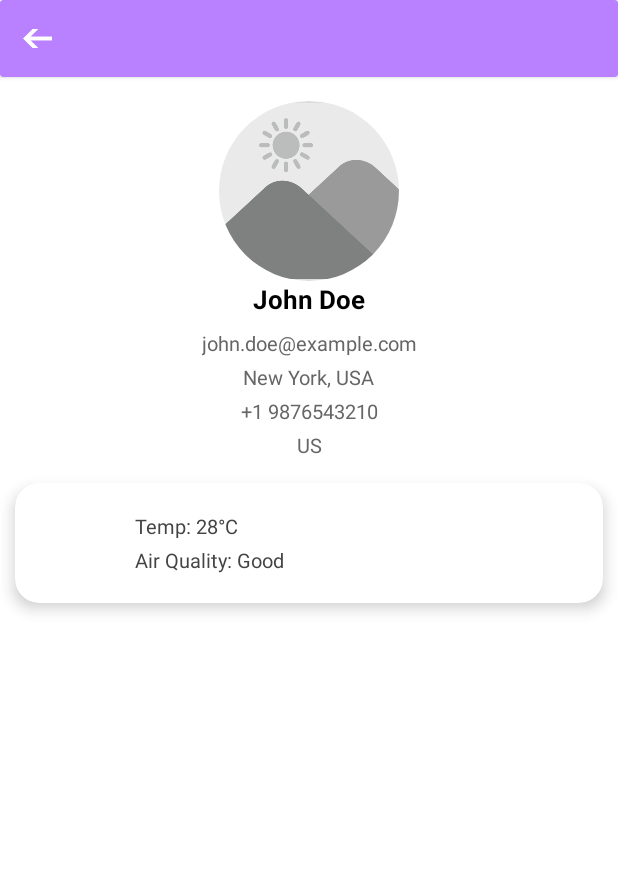
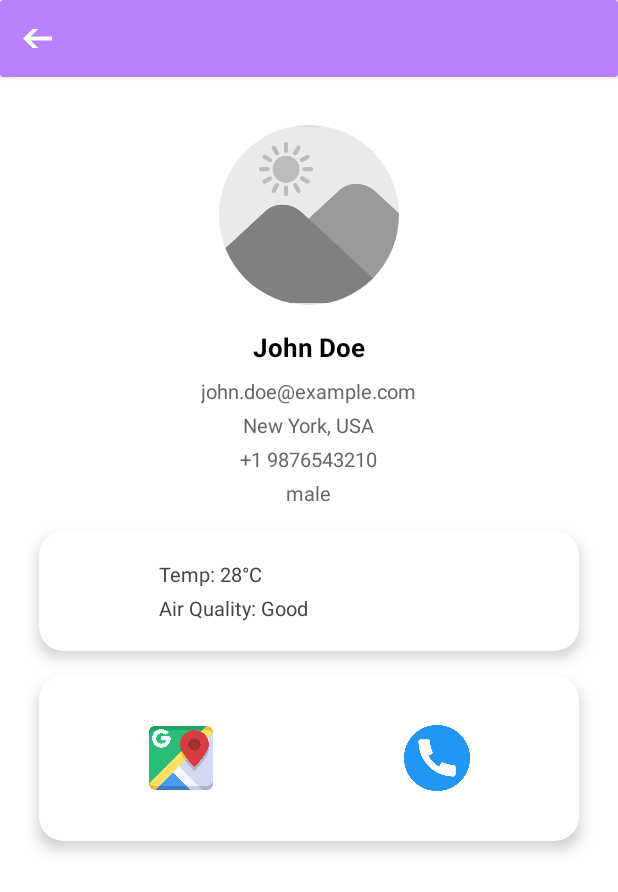
Before and after one commit to Alenjeffreyy/PeopleFinder, an Android app: the UserProfileActivity screen opened directly, with no data from a screen before it, on a phone screen of 412 x 824 dp. Shown: the top 892 px of the screen. Run offline under Robolectric (Android 15) with nearby library versions, the phone set to English and light mode, and no system bars; pictures from the network do not load.

Commit message:
extra featues commit

```diff
--- a/app/src/main/java/com/android/peoplefinder/activity/MainActivity.kt
+++ b/app/src/main/java/com/android/peoplefinder/activity/MainActivity.kt
@@ -256,6 +256,7 @@ class MainActivity : BaseActivity() {
                 )
             }
             .setNegativeButton("Cancel") { dialog, _ ->
+                showSettingsRedirectDialog()
                 dialog.dismiss()
             }
             .create()
@@ -284,9 +285,7 @@ class MainActivity : BaseActivity() {
                 dialog.dismiss()
                 openAppSettings()
             }
-            .setNegativeButton("Cancel") { dialog, _ ->
-                dialog.dismiss()
-            }
+            .setCancelable(false)
             .show()
     }
     private fun openAppSettings() {
@@ -301,4 +300,6 @@ class MainActivity : BaseActivity() {
     companion object {
         private const val REQUEST_LOCATION_PERMISSION = 1
     }
+
+
 }
--- a/app/src/main/java/com/android/peoplefinder/activity/UserProfileActivity.kt
+++ b/app/src/main/java/com/android/peoplefinder/activity/UserProfileActivity.kt
@@ -1,5 +1,8 @@
 package com.android.peoplefinder.activity
 
+import android.annotation.SuppressLint
+import android.content.Intent
+import android.net.Uri
 import android.os.Bundle
 import android.util.Log
 import android.view.View
@@ -49,7 +52,13 @@ class UserProfileActivity : BaseActivity() {
         }
 
     }
+    @SuppressLint("QueryPermissionsNeeded")
     private fun updateUI(user: User){
+        val latitude = user.latitude.toDouble()
+        val longitude =  user.longitude.toDouble()
+        val phone = user.cell
+        val location = user.location
+
         binding.apply {
             Glide.with(this@UserProfileActivity)
                 .load(user.pictureLarge)
@@ -57,10 +66,20 @@ class UserProfileActivity : BaseActivity() {
 
             tvName.text = "${user.firstName} ${user.lastName}"
             tvEmail.text = user.email
-            tvLocation.text = user.location
-            tvPhone.text = user.phone
-            tvNationality.text = user.nationality
-            fetchWeatherAndAirQuality(user.latitude.toDouble(), user.longitude.toDouble())
+            tvUserLocation.text = user.location
+            tvPhone.text = phone
+            tvGender.text = user.gender
+            fetchWeatherAndAirQuality(latitude,longitude)
+
+            ivMap.setSafeOnClickListener {
+                val uri = Uri.parse("https://www.google.com/maps/search/?api=1&query=$latitude,$longitude")
+                val intent = Intent(Intent.ACTION_VIEW, uri)
+                startActivity(intent)
+            }
+            ivCall.setSafeOnClickListener {
+                val callIntent = Intent(Intent.ACTION_DIAL, Uri.parse("tel:$phone"))
+                startActivity(callIntent)
+            }
         }
 
     }
@@ -84,14 +103,10 @@ class UserProfileActivity : BaseActivity() {
                     val json = response.body()
                     val description = json?.getAsJsonArray("weather")?.get(0)?.asJsonObject?.get("description")?.asString
                     val temp = json?.getAsJsonObject("main")?.get("temp")?.asDouble
-                    val cityName = json?.get("name")?.asString
                     val iconCode = json?.getAsJsonArray("weather")?.get(0)?.asJsonObject?.get("icon")?.asString
 
                     binding.tvTemperature.text = "Temp: ${temp?.toInt()}°C"
-                    binding.tvLocation.text = cityName
-
                     binding.tvAirQuality.text = description?.replaceFirstChar { it.uppercase() }
-
 
                     val iconUrl = "https://openweathermap.org/img/wn/${iconCode}@2x.png"
                     Glide.with(this@UserProfileActivity)
--- a/app/src/main/res/layout/activity_user_profile.xml
+++ b/app/src/main/res/layout/activity_user_profile.xml
@@ -4,10 +4,9 @@
     xmlns:app="http://schemas.android.com/apk/res-auto"
     xmlns:tools="http://schemas.android.com/tools"
     android:id="@+id/main"
-    android:fitsSystemWindows="true"
     android:layout_width="match_parent"
     android:layout_height="match_parent"
-
+    android:fitsSystemWindows="true"
     tools:context=".activity.UserProfileActivity">
 
     <include
@@ -17,6 +16,22 @@
         app:layout_constraintStart_toStartOf="parent"
         app:layout_constraintEnd_toEndOf="parent" />
 
+    <ScrollView
+        android:layout_width="0dp"
+        android:layout_height="0dp"
+        android:fillViewport="true"
+        app:layout_constraintTop_toBottomOf="@id/header_title"
+        app:layout_constraintBottom_toBottomOf="parent"
+        app:layout_constraintStart_toStartOf="parent"
+        app:layout_constraintEnd_toEndOf="parent">
+
+        <LinearLayout
+            android:layout_width="match_parent"
+            android:layout_height="match_parent"
+            android:orientation="vertical"
+            android:gravity="center_horizontal"
+            android:padding="16dp">
+
             <com.google.android.material.imageview.ShapeableImageView
                 android:id="@+id/iv_profile"
                 android:layout_width="120dp"
@@ -25,10 +40,7 @@
                 android:layout_marginTop="16dp"
                 android:background="@drawable/bg_circle"
                 android:src="@drawable/ic_place_holder"
-        app:shapeAppearanceOverlay="@style/CircleImage"
-        app:layout_constraintTop_toBottomOf="@id/header_title"
-        app:layout_constraintStart_toStartOf="parent"
-        app:layout_constraintEnd_toEndOf="parent" />
+                app:shapeAppearanceOverlay="@style/CircleImage" />
 
             <TextView
                 android:id="@+id/tv_name"
@@ -38,9 +50,7 @@
                 android:textSize="20sp"
                 android:textStyle="bold"
                 android:textColor="#000"
-        app:layout_constraintTop_toBottomOf="@id/iv_profile"
-        app:layout_constraintStart_toStartOf="parent"
-        app:layout_constraintEnd_toEndOf="parent" />
+                android:layout_marginTop="16dp" />
 
             <TextView
                 android:id="@+id/tv_email"
@@ -49,22 +59,16 @@
                 android:text="john.doe@example.com"
                 android:textSize="16sp"
                 android:textColor="#666"
-        android:layout_marginTop="8dp"
-        app:layout_constraintTop_toBottomOf="@id/tv_name"
-        app:layout_constraintStart_toStartOf="parent"
-        app:layout_constraintEnd_toEndOf="parent" />
+                android:layout_marginTop="8dp" />
 
             <TextView
-        android:id="@+id/tv_location"
+                android:id="@+id/tv_userLocation"
                 android:layout_width="wrap_content"
                 android:layout_height="wrap_content"
                 android:text="New York, USA"
                 android:textSize="16sp"
                 android:textColor="#666"
-        android:layout_marginTop="4dp"
-        app:layout_constraintTop_toBottomOf="@id/tv_email"
-        app:layout_constraintStart_toStartOf="parent"
-        app:layout_constraintEnd_toEndOf="parent" />
+                android:layout_marginTop="4dp" />
 
             <TextView
                 android:id="@+id/tv_phone"
@@ -73,35 +77,26 @@
                 android:text="+1 9876543210"
                 android:textSize="16sp"
                 android:textColor="#666"
-        android:layout_marginTop="4dp"
-        app:layout_constraintTop_toBottomOf="@id/tv_location"
-        app:layout_constraintStart_toStartOf="parent"
-        app:layout_constraintEnd_toEndOf="parent" />
+                android:layout_marginTop="4dp" />
 
             <TextView
-        android:id="@+id/tv_nationality"
+                android:id="@+id/tv_gender"
                 android:layout_width="wrap_content"
                 android:layout_height="wrap_content"
-        android:text="US"
+                android:text="male"
                 android:textSize="16sp"
                 android:textColor="#666"
-        android:layout_marginTop="4dp"
-        app:layout_constraintTop_toBottomOf="@id/tv_phone"
-        app:layout_constraintStart_toStartOf="parent"
-        app:layout_constraintEnd_toEndOf="parent" />
+                android:layout_marginTop="4dp" />
 
             <androidx.cardview.widget.CardView
                 android:id="@+id/card_weather"
-        android:layout_width="0dp"
+                android:layout_width="match_parent"
                 android:layout_height="wrap_content"
                 android:layout_marginTop="16dp"
+                android:layout_marginHorizontal="10dp"
+                android:padding="5dp"
                 app:cardCornerRadius="16dp"
-        app:cardElevation="6dp"
-        android:padding="5dp"
-        android:layout_marginHorizontal="10dp"
-        app:layout_constraintTop_toBottomOf="@id/tv_nationality"
-        app:layout_constraintStart_toStartOf="parent"
-        app:layout_constraintEnd_toEndOf="parent">
+                app:cardElevation="6dp">
 
                 <LinearLayout
                     android:layout_width="match_parent"
@@ -138,8 +133,60 @@
                             android:text="Air Quality: Good"
                             android:textSize="16sp"
                             android:textColor="#444"
-                    android:layout_marginTop="4dp"/>
+                            android:layout_marginTop="4dp" />
                     </LinearLayout>
                 </LinearLayout>
             </androidx.cardview.widget.CardView>
+
+            <androidx.cardview.widget.CardView
+                android:id="@+id/card_otherActions"
+                android:layout_width="match_parent"
+                android:layout_height="wrap_content"
+                android:layout_marginTop="16dp"
+                android:layout_marginHorizontal="10dp"
+                android:padding="20dp"
+                app:cardCornerRadius="16dp"
+                app:cardElevation="6dp">
+
+                <LinearLayout
+                    android:layout_width="match_parent"
+                    android:layout_height="wrap_content"
+                    android:orientation="horizontal"
+                    android:gravity="center"
+                    android:padding="25dp"
+                    android:weightSum="10">
+
+                    <ImageView
+                        android:id="@+id/iv_map"
+                        android:layout_width="0dp"
+                        android:layout_height="60dp"
+                        android:layout_weight="5"
+                        android:layout_marginEnd="16dp"
+                        android:src="@drawable/google_maps"
+                        android:contentDescription="Map Icon"
+                        android:padding="8dp"
+                        android:background="?attr/selectableItemBackgroundBorderless"
+                        android:clickable="true"
+                        android:focusable="true" />
+
+                    <ImageView
+                        android:id="@+id/iv_call"
+                        android:layout_width="0dp"
+                        android:layout_height="60dp"
+                        android:layout_weight="5"
+                        android:layout_marginStart="16dp"
+                        android:src="@drawable/telephone"
+                        android:contentDescription="Call Icon"
+                        android:padding="8dp"
+                        android:background="?attr/selectableItemBackgroundBorderless"
+                        android:clickable="true"
+                        android:focusable="true" />
+                </LinearLayout>
+            </androidx.cardview.widget.CardView>
+
+
+
+
+        </LinearLayout>
+    </ScrollView>
 </androidx.constraintlayout.widget.ConstraintLayout>
```
Also changed, not shown: app/src/main/res/drawable/google_maps.png (added), app/src/main/res/drawable/telephone.png (added). Lines whose indentation alone changed are shown as unchanged.
